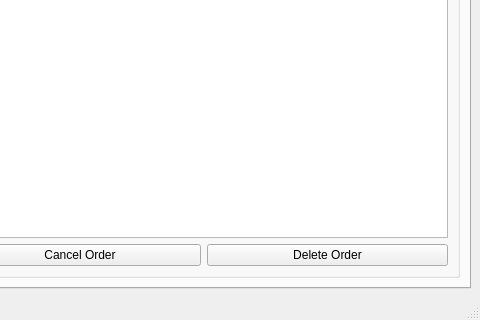
Qt form qtui/metamarket-qt.ui (metamarcdw/metamarket) before a commit; both pictures show x 320 to 800 and y 237 to 557 of the 800 by 557 pixel window.
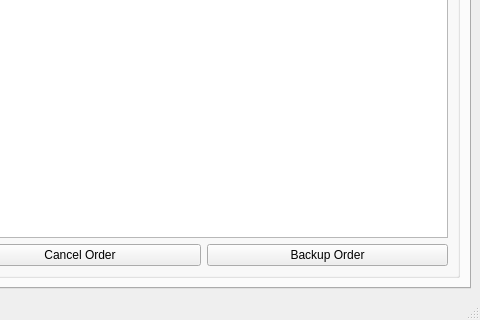
The same form after that commit. The open tabs and pages were chosen to show the change.

Commit message: Change order_delete_button to order_backup_button

What changed in the file:
```diff
--- a/qtui/metamarket-qt.ui
+++ b/qtui/metamarket-qt.ui
@@ -103,7 +103,7 @@
                <item>
                 <widget class="QPushButton" name="order_delete_button">
                  <property name="text">
-                  <string>Delete Order</string>
+                  <string>Backup Order</string>
                  </property>
                 </widget>
                </item>
```
Left out of the diff: 2 changed lines with no effect on the pictures.
